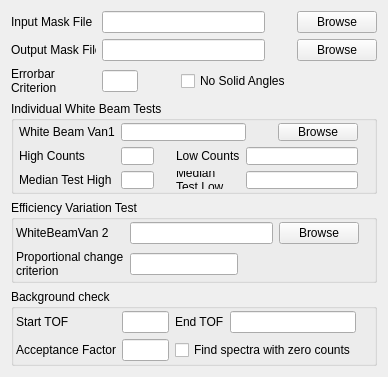
Before: the Qt Designer form Code/qtiplot/MantidQt/MantidWidgets/inc/MWDiag.ui in mantidproject/mantid, drawn with Qt 5.
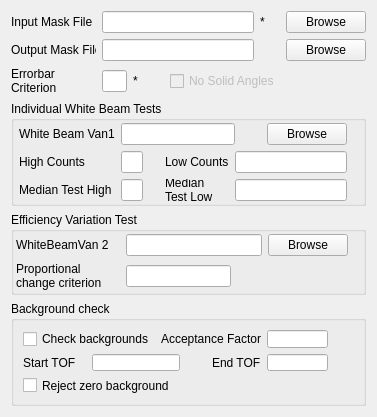
After: the same form once the commit is applied.

```diff
--- a/Code/qtiplot/MantidQt/MantidWidgets/inc/MWDiag.ui
+++ b/Code/qtiplot/MantidQt/MantidWidgets/inc/MWDiag.ui
@@ -5,14 +5,14 @@
    <rect>
     <x>0</x>
     <y>0</y>
-    <width>388</width>
-    <height>377</height>
+    <width>377</width>
+    <height>382</height>
    </rect>
   </property>
   <property name="windowTitle" >
    <string>Form</string>
   </property>
-  <layout class="QGridLayout" name="gridLayout" >
+  <layout class="QGridLayout" name="gridLayout_3" >
    <item row="0" column="0" >
     <widget class="QLabel" name="lbIFile" >
      <property name="enabled" >
@@ -35,7 +35,7 @@
      </property>
     </widget>
    </item>
-   <item row="0" column="1" colspan="3" >
+   <item row="0" column="1" colspan="4" >
     <widget class="QLineEdit" name="leIFile" >
      <property name="enabled" >
       <bool>true</bool>
@@ -51,23 +51,7 @@
      </property>
     </widget>
    </item>
-   <item row="0" column="4" >
-    <spacer name="horizontalSpacer_16" >
-     <property name="orientation" >
-      <enum>Qt::Horizontal</enum>
-     </property>
-     <property name="sizeType" >
-      <enum>QSizePolicy::Fixed</enum>
-     </property>
-     <property name="sizeHint" stdset="0" >
-      <size>
-       <width>20</width>
-       <height>20</height>
-      </size>
-     </property>
-    </spacer>
-   </item>
-   <item row="0" column="5" >
+   <item row="0" column="6" >
     <widget class="QPushButton" name="pbIFile" >
      <property name="enabled" >
       <bool>true</bool>
@@ -96,26 +80,26 @@
      </property>
     </widget>
    </item>
-   <item row="1" column="1" colspan="3" >
+   <item row="1" column="1" colspan="4" >
     <widget class="QLineEdit" name="leOFile" />
    </item>
-   <item row="1" column="4" >
-    <spacer name="horizontalSpacer_14" >
-     <property name="orientation" >
-      <enum>Qt::Horizontal</enum>
-     </property>
-     <property name="sizeType" >
-      <enum>QSizePolicy::Fixed</enum>
-     </property>
-     <property name="sizeHint" stdset="0" >
-      <size>
-       <width>20</width>
-       <height>20</height>
-      </size>
-     </property>
-    </spacer>
-   </item>
    <item row="1" column="5" >
+    <spacer name="horizontalSpacer_14" >
+     <property name="orientation" >
+      <enum>Qt::Horizontal</enum>
+     </property>
+     <property name="sizeType" >
+      <enum>QSizePolicy::Fixed</enum>
+     </property>
+     <property name="sizeHint" stdset="0" >
+      <size>
+       <width>20</width>
+       <height>20</height>
+      </size>
+     </property>
+    </spacer>
+   </item>
+   <item row="1" column="6" >
     <widget class="QPushButton" name="pbOFile" >
      <property name="text" >
       <string>Browse</string>
@@ -160,7 +144,7 @@
      </property>
     </widget>
    </item>
-   <item row="2" column="2" >
+   <item row="2" column="3" >
     <spacer name="horizontalSpacer_15" >
      <property name="orientation" >
       <enum>Qt::Horizontal</enum>
@@ -176,14 +160,17 @@
      </property>
     </spacer>
    </item>
-   <item row="2" column="3" colspan="2" >
+   <item row="2" column="4" colspan="2" >
     <widget class="QCheckBox" name="ckAngles" >
+     <property name="enabled" >
+      <bool>false</bool>
+     </property>
      <property name="text" >
       <string>No Solid Angles</string>
      </property>
     </widget>
    </item>
-   <item row="3" column="0" colspan="6" >
+   <item row="3" column="0" colspan="7" >
     <widget class="QGroupBox" name="gbIndividual" >
      <property name="title" >
       <string>Individual White Beam Tests</string>
@@ -392,7 +379,7 @@
      </layout>
     </widget>
    </item>
-   <item row="4" column="0" colspan="6" >
+   <item row="4" column="0" colspan="7" >
     <widget class="QGroupBox" name="gbVariation" >
      <property name="title" >
       <string>Efficiency Variation Test</string>
@@ -489,68 +476,130 @@
      </layout>
     </widget>
    </item>
-   <item row="5" column="0" colspan="6" >
+   <item row="5" column="0" colspan="7" >
     <widget class="QGroupBox" name="gbBackTest" >
      <property name="title" >
       <string>Background check</string>
      </property>
-     <layout class="QGridLayout" name="gridLayout_3" >
-      <property name="margin" >
-       <number>2</number>
-      </property>
-      <item row="0" column="0" >
+     <layout class="QGridLayout" name="gridLayout" >
+      <item row="0" column="0" colspan="2" >
+       <widget class="QCheckBox" name="ckDoBack" >
+        <property name="text" >
+         <string>Check backgrounds</string>
+        </property>
+       </widget>
+      </item>
+      <item row="0" column="2" colspan="3" >
+       <widget class="QLabel" name="lbAcceptance" >
+        <property name="text" >
+         <string>Acceptance Factor</string>
+        </property>
+       </widget>
+      </item>
+      <item row="0" column="5" >
+       <widget class="QLineEdit" name="leAcceptance" />
+      </item>
+      <item row="0" column="6" >
+       <widget class="QLabel" name="validator_label_3" >
+        <property name="minimumSize" >
+         <size>
+          <width>20</width>
+          <height>20</height>
+         </size>
+        </property>
+        <property name="text" >
+         <string/>
+        </property>
+       </widget>
+      </item>
+      <item row="1" column="0" >
        <widget class="QLabel" name="lbStartTime" >
         <property name="text" >
          <string>Start TOF</string>
         </property>
        </widget>
       </item>
-      <item row="0" column="1" >
+      <item row="1" column="1" colspan="2" >
        <widget class="QLineEdit" name="leStartTime" />
       </item>
-      <item row="0" column="2" >
+      <item row="1" column="4" >
        <widget class="QLabel" name="lbEndTime" >
         <property name="text" >
          <string>End TOF</string>
         </property>
        </widget>
       </item>
-      <item row="0" column="3" >
+      <item row="1" column="5" >
        <widget class="QLineEdit" name="leEndTime" />
       </item>
-      <item row="0" column="4" >
-       <widget class="QLabel" name="validator_label_3" >
-        <property name="minimumSize" >
-         <size>
-          <width>10</width>
-          <height>20</height>
-         </size>
-        </property>
-        <property name="text" >
-         <string/>
-        </property>
-       </widget>
-      </item>
-      <item row="1" column="0" >
-       <widget class="QLabel" name="lbAcceptance" >
-        <property name="text" >
-         <string>Acceptance Factor</string>
-        </property>
-       </widget>
-      </item>
-      <item row="1" column="1" >
-       <widget class="QLineEdit" name="leAcceptance" />
-      </item>
-      <item row="1" column="2" colspan="2" >
+      <item row="2" column="0" colspan="3" >
        <widget class="QCheckBox" name="ckZeroCounts" >
         <property name="text" >
-         <string>Find spectra with zero counts</string>
+         <string>Reject zero background</string>
         </property>
        </widget>
       </item>
+      <item row="1" column="3" >
+       <spacer name="horizontalSpacer" >
+        <property name="orientation" >
+         <enum>Qt::Horizontal</enum>
+        </property>
+        <property name="sizeType" >
+         <enum>QSizePolicy::Fixed</enum>
+        </property>
+        <property name="sizeHint" stdset="0" >
+         <size>
+          <width>20</width>
+          <height>20</height>
+         </size>
+        </property>
+       </spacer>
+      </item>
+      <item row="1" column="6" >
+       <spacer name="horizontalSpacer_2" >
+        <property name="orientation" >
+         <enum>Qt::Horizontal</enum>
+        </property>
+        <property name="sizeType" >
+         <enum>QSizePolicy::Fixed</enum>
+        </property>
+        <property name="sizeHint" stdset="0" >
+         <size>
+          <width>20</width>
+          <height>20</height>
+         </size>
+        </property>
+       </spacer>
+      </item>
      </layout>
     </widget>
    </item>
+   <item row="2" column="2" >
+    <widget class="QLabel" name="valErr" >
+     <property name="sizePolicy" >
+      <sizepolicy vsizetype="Fixed" hsizetype="Fixed" >
+       <horstretch>0</horstretch>
+       <verstretch>0</verstretch>
+      </sizepolicy>
+     </property>
+     <property name="text" >
+      <string>*</string>
+     </property>
+    </widget>
+   </item>
+   <item row="0" column="5" >
+    <widget class="QLabel" name="valInmsk" >
+     <property name="sizePolicy" >
+      <sizepolicy vsizetype="Fixed" hsizetype="Fixed" >
+       <horstretch>0</horstretch>
+       <verstretch>0</verstretch>
+      </sizepolicy>
+     </property>
+     <property name="text" >
+      <string>*</string>
+     </property>
+    </widget>
+   </item>
   </layout>
  </widget>
  <resources/>
```
Left out of the diff: 2 changed lines with no effect on the pictures.
